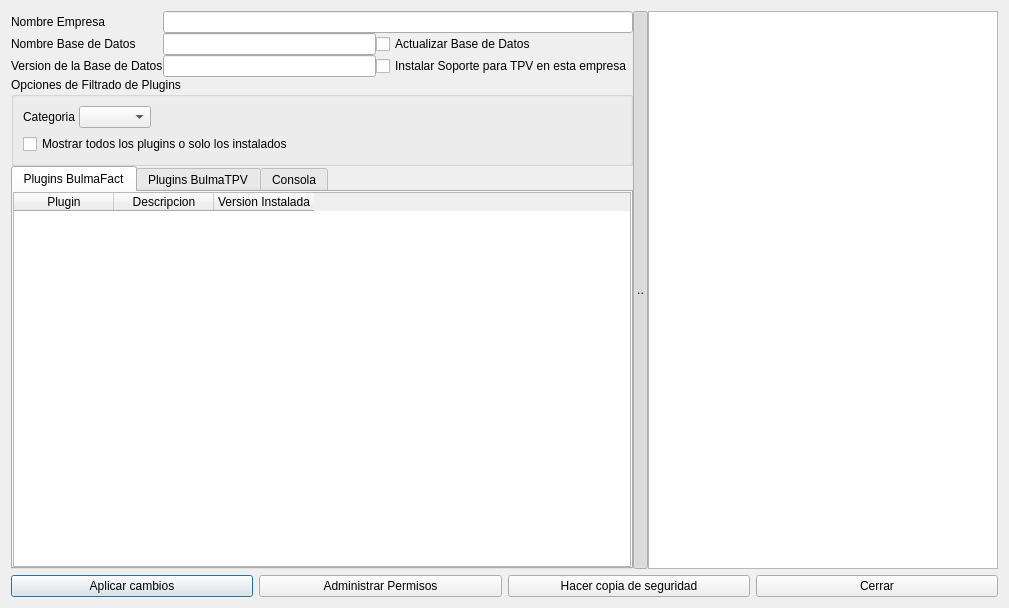
The window that bulmages/bulmasetup/modificarfacturacionbase.ui (eboladev/Bulmages-1) describes before a commit, drawn with Qt 5.
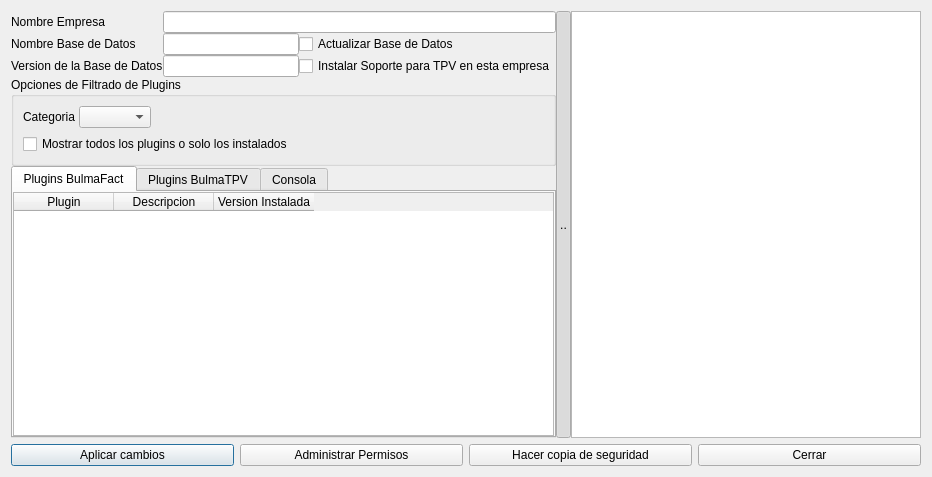
The same window after the commit. Icons and pictures are not drawn.

The edit to the form file:
```diff
--- a/bulmages/bulmasetup/modificarfacturacionbase.ui
+++ b/bulmages/bulmasetup/modificarfacturacionbase.ui
@@ -6,8 +6,8 @@
    <rect>
     <x>0</x>
     <y>0</y>
-    <width>1009</width>
-    <height>608</height>
+    <width>932</width>
+    <height>477</height>
    </rect>
   </property>
   <property name="sizePolicy">
```
Left out of the diff: 2 changed lines with no effect on the pictures.
